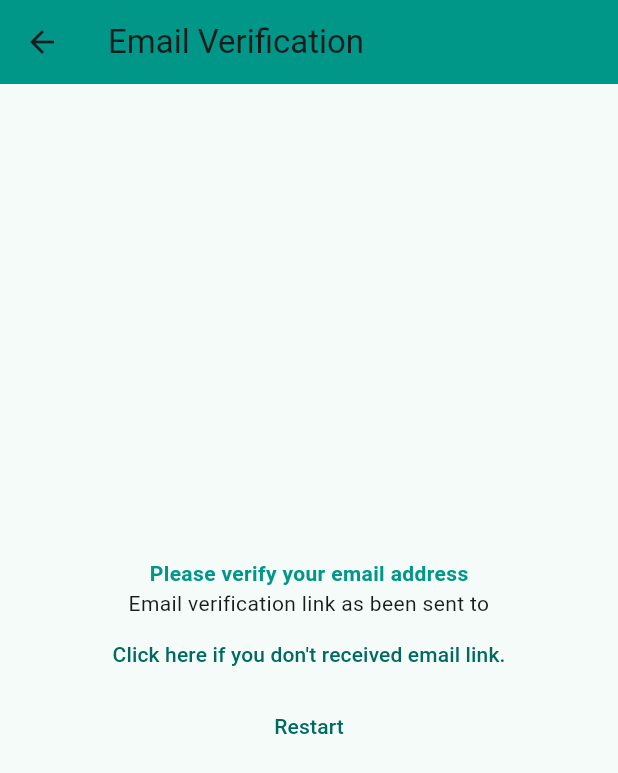
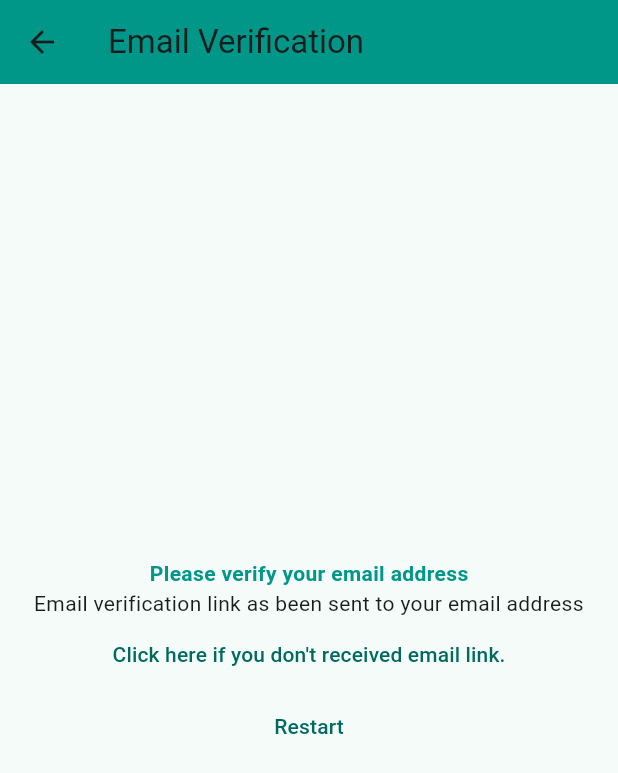
Before and after one commit to ohabeeb/enote, a Flutter app: the VerifyEmailView screen opened by its route, on a phone screen of 412 x 824 dp. Shown: the top 773 px of the screen. Run offline on Flutter 3.47's test engine with Material 3 defaults, Android fonts, the phone set to English and light mode, and no system bars; our stand-ins replace firebase_auth, firebase_core; accounts and stored records are empty.

```diff
--- a/lib/views/email_verification_view.dart
+++ b/lib/views/email_verification_view.dart
@@ -1,5 +1,5 @@
 import 'package:enote/constants/routes.dart';
-import 'package:firebase_auth/firebase_auth.dart';
+import 'package:enote/services/auth/auth_service.dart';
 import 'package:flutter/material.dart';
 
 class VerifyEmailView extends StatefulWidget {
@@ -10,8 +10,6 @@ class VerifyEmailView extends StatefulWidget {
 }
 
 class _VerifyEmailViewState extends State<VerifyEmailView> {
-  final user = FirebaseAuth.instance.currentUser;
-
   @override
   Widget build(BuildContext context) {
     return Scaffold(
@@ -31,18 +29,18 @@ class _VerifyEmailViewState extends State<VerifyEmailView> {
                 fontWeight: FontWeight.bold,
               ),
             ),
-            Text(
-                'Email verification link as been sent to ${user!.email.toString()}',
+            const Text(
+                'Email verification link as been sent to your email address',
                 textAlign: TextAlign.center),
             TextButton(
                 onPressed: () async {
-                  await user?.sendEmailVerification();
+                  await AuthService.firebase().sendEmailVerification();
                 },
                 child:
                     const Text("Click here if you don't received email link.")),
             TextButton(
               onPressed: () async {
-                await FirebaseAuth.instance.signOut();
+                await AuthService.firebase().logOut();
                 Navigator.of(context).pushNamedAndRemoveUntil(
                   registerRoute,
                   (route) => false,
```
